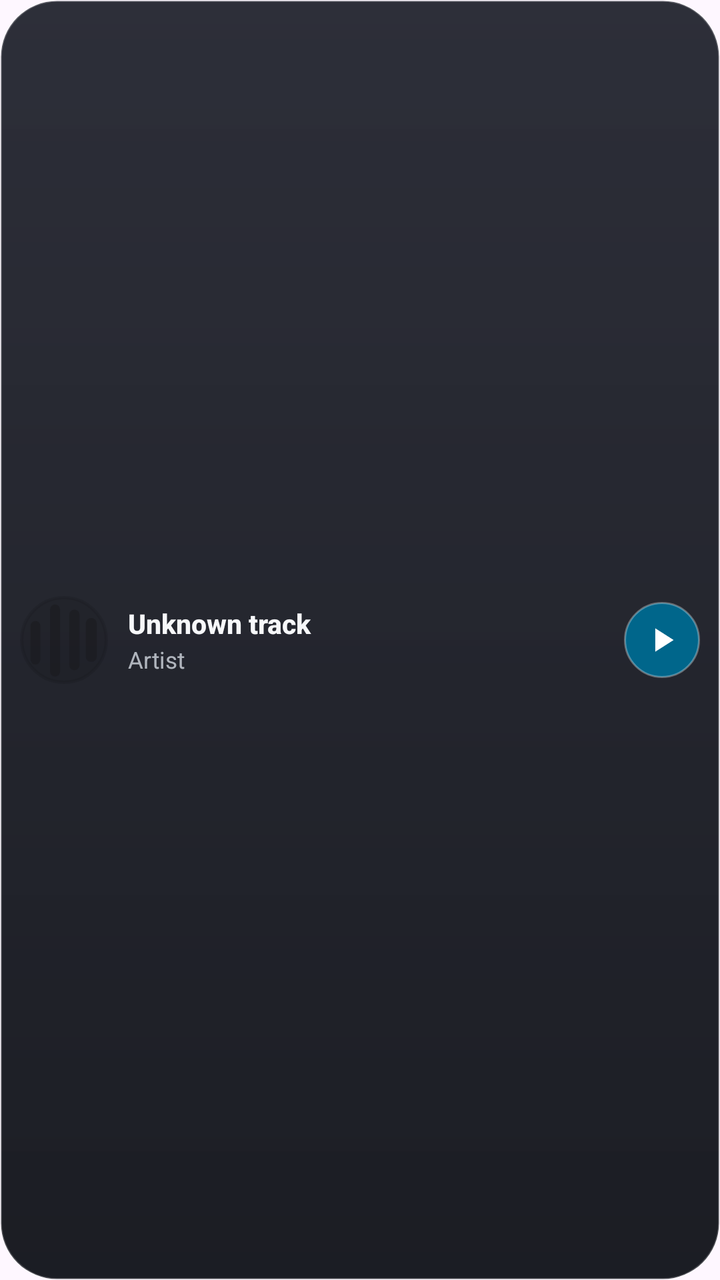
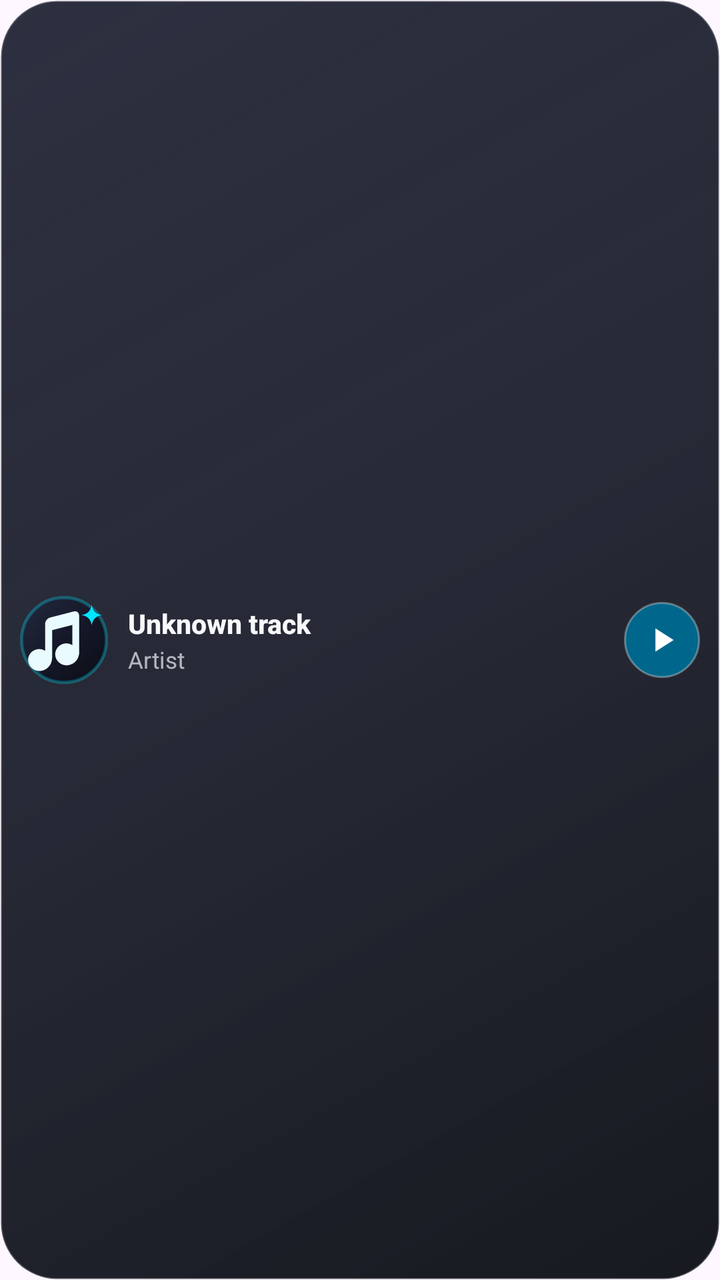

The first picture is an Android layout as it rendered before a commit; the second is the same layout after the commit. The layout source and the unified diff follow.
<!-- AndroidManifest.xml: application theme Theme.NeonSong.Splash -->
<!-- res/layout/widget_aura_compact.xml -->
<?xml version="1.0" encoding="utf-8"?>
<LinearLayout xmlns:android="http://schemas.android.com/apk/res/android"
    android:id="@+id/widget_root"
    android:layout_width="match_parent"
    android:layout_height="match_parent"
    android:background="@drawable/widget_aura_background"
    android:clipToOutline="true"
    android:gravity="center_vertical"
    android:orientation="horizontal"
    android:paddingStart="10dp"
    android:paddingTop="6dp"
    android:paddingEnd="10dp"
    android:paddingBottom="6dp">

    
    <LinearLayout
        android:id="@+id/widget_empty_group"
        android:layout_width="match_parent"
        android:layout_height="wrap_content"
        android:gravity="center_vertical"
        android:orientation="horizontal"
        android:visibility="gone">

        <ImageView
            android:id="@+id/widget_empty_icon"
            android:layout_width="40dp"
            android:layout_height="40dp"
            android:contentDescription="@null"
            android:src="@drawable/widget_art_placeholder" />

        <LinearLayout
            android:layout_width="0dp"
            android:layout_height="wrap_content"
            android:layout_marginStart="10dp"
            android:layout_weight="1"
            android:orientation="vertical">

            <TextView
                android:id="@+id/widget_empty_title"
                android:layout_width="match_parent"
                android:layout_height="wrap_content"
                android:ellipsize="end"
                android:fontFamily="sans-serif-medium"
                android:maxLines="1"
                android:text="@string/widget_aura_name"
                android:textColor="#FFF7F8FA"
                android:textSize="13.5sp"
                android:textStyle="bold" />

            <TextView
                android:id="@+id/widget_empty_sub"
                android:layout_width="match_parent"
                android:layout_height="wrap_content"
                android:ellipsize="end"
                android:fontFamily="sans-serif"
                android:maxLines="1"
                android:text="@string/widget_aura_idle"
                android:textColor="#B0EAEFF5"
                android:textSize="11.5sp" />
        </LinearLayout>
    </LinearLayout>

    
    <LinearLayout
        android:id="@+id/widget_content_group"
        android:layout_width="match_parent"
        android:layout_height="wrap_content"
        android:gravity="center_vertical"
        android:orientation="horizontal">

        <ImageView
            android:id="@+id/widget_art"
            android:layout_width="44dp"
            android:layout_height="44dp"
            android:contentDescription="@null"
            android:scaleType="centerCrop"
            android:src="@drawable/widget_art_placeholder" />

        <LinearLayout
            android:layout_width="0dp"
            android:layout_height="wrap_content"
            android:layout_marginStart="10dp"
            android:layout_marginEnd="8dp"
            android:layout_weight="1"
            android:gravity="center_vertical"
            android:orientation="vertical">

            <TextView
                android:id="@+id/widget_title"
                android:layout_width="match_parent"
                android:layout_height="wrap_content"
                android:ellipsize="end"
                android:fontFamily="sans-serif-medium"
                android:maxLines="1"
                android:text="Unknown track"
                android:textColor="#FFF7F8FA"
                android:textSize="13.5sp"
                android:textStyle="bold" />

            <TextView
                android:id="@+id/widget_artist"
                android:layout_width="match_parent"
                android:layout_height="wrap_content"
                android:layout_marginTop="1dp"
                android:ellipsize="end"
                android:fontFamily="sans-serif"
                android:maxLines="1"
                android:text="Artist"
                android:textColor="#B8E8EDF5"
                android:textSize="11.5sp" />
        </LinearLayout>

        <FrameLayout
            android:id="@+id/widget_play_pause_container"
            android:layout_width="38dp"
            android:layout_height="38dp"
            android:background="@drawable/widget_aura_circle_play">

            <ImageButton
                android:id="@+id/widget_btn_play_pause"
                android:layout_width="match_parent"
                android:layout_height="match_parent"
                android:background="@android:color/transparent"
                android:contentDescription="@string/widget_play_pause"
                android:padding="9dp"
                android:scaleType="fitCenter"
                android:src="@drawable/ic_widget_play" />
        </FrameLayout>
    </LinearLayout>
</LinearLayout>
<!-- resources referenced by this layout -->
<resources>
  <!-- drawable ic_widget_play (drawable) -->
  <vector xmlns:android="http://schemas.android.com/apk/res/android"
      android:width="24dp"
      android:height="24dp"
      android:viewportWidth="24"
      android:viewportHeight="24">
      <path
          android:fillColor="#FFFFFFFF"
          android:pathData="M8,5v14l11,-7z" />
  </vector>
  <!-- drawable widget_art_placeholder (drawable) -->
  <?xml version="1.0" encoding="utf-8"?>
  <layer-list xmlns:android="http://schemas.android.com/apk/res/android">
      <item>
          <shape android:shape="rectangle">
              <corners android:radius="14dp" />
              <solid android:color="@color/widget_surface_variant" />
              <stroke
                  android:width="1dp"
                  android:color="@color/widget_hairline" />
          </shape>
      </item>
      <item
          android:width="26dp"
          android:height="26dp"
          android:gravity="center"
          android:drawable="@drawable/ic_widget_logo_mark" />
  </layer-list>
  <!-- drawable widget_aura_background (drawable) -->
  <?xml version="1.0" encoding="utf-8"?>
  <shape xmlns:android="http://schemas.android.com/apk/res/android"
      android:shape="rectangle">
      <corners android:radius="26dp" />
      <gradient
          android:angle="270"
          android:startColor="#EB1B1D28"
          android:endColor="#F00D0F16"
          android:type="linear" />
      <stroke
          android:width="1dp"
          android:color="#30FFFFFF" />
  </shape>
  <!-- drawable widget_aura_circle_play (drawable) -->
  <?xml version="1.0" encoding="utf-8"?>
  <shape xmlns:android="http://schemas.android.com/apk/res/android"
      android:shape="oval">
      <solid android:color="@color/widget_primary" />
      <stroke
          android:width="1dp"
          android:color="#52FFFFFF" />
  </shape>
  <string name="widget_aura_idle">Tap to open Neon Song</string>
  <string name="widget_aura_name">Neon Song Aura Glass</string>
  <string name="widget_play_pause">Play or pause</string>
  <color name="widget_surface_variant">#14000000</color>
  <color name="widget_hairline">#1A000000</color>
  <!-- drawable ic_widget_logo_mark (drawable) -->
  <vector xmlns:android="http://schemas.android.com/apk/res/android"
      android:width="24dp"
      android:height="24dp"
      android:viewportWidth="108"
      android:viewportHeight="108">
      <path
          android:fillColor="@color/widget_on_surface_variant"
          android:pathData="M12.92,36.47 A5.99,5.99 0 0 1 24.89,36.47 L24.89,78.39 A5.99,5.99 0 0 1 12.92,78.39 Z" />
      <path
          android:fillColor="@color/widget_on_surface_variant"
          android:pathData="M36.86,16.58 A6.14,6.14 0 0 1 49.15,16.58 L49.15,92.58 A6.14,6.14 0 0 1 36.86,92.58 Z" />
      <path
          android:fillColor="@color/widget_on_surface_variant"
          android:pathData="M60.54,23.12 A6.25,6.25 0 0 1 73.04,23.12 L73.04,84.82 A6.25,6.25 0 0 1 60.54,84.82 Z" />
      <path
          android:fillColor="@color/widget_on_surface_variant"
          android:pathData="M80.74,33.72 A6.72,6.72 0 0 1 94.18,33.72 L94.18,74.17 A6.72,6.72 0 0 1 80.74,74.17 Z" />
  </vector>
  <color name="widget_primary">#FF00E5FF</color>
  <color name="splash_background">#FF100F0F</color>
  <!-- drawable neon_song_splash_art (drawable) -->
  <?xml version="1.0" encoding="utf-8"?>
  <bitmap xmlns:android="http://schemas.android.com/apk/res/android"
      android:src="@drawable/beru_icon_3d"
      android:gravity="fill" />
  <color name="widget_on_surface_variant">#8A1A1A1E</color>
  <!-- unchanged entries left out for length: 4 -->
</resources>

<!-- the commit's change to res/layout/widget_aura_compact.xml (unified diff, before → after) -->
@@ -23,9 +23,10 @@
 
         <ImageView
             android:id="@+id/widget_empty_icon"
-            android:layout_width="40dp"
-            android:layout_height="40dp"
+            android:layout_width="44dp"
+            android:layout_height="44dp"
             android:contentDescription="@null"
+            android:scaleType="centerCrop"
             android:src="@drawable/widget_art_placeholder" />
 
         <LinearLayout
<!-- resource entries referenced after the edit -->
@@ -15,16 +15,21 @@
   <layer-list xmlns:android="http://schemas.android.com/apk/res/android">
       <item>
           <shape android:shape="rectangle">
-              <corners android:radius="14dp" />
-              <solid android:color="@color/widget_surface_variant" />
+              <corners android:radius="18dp" />
+              <gradient
+                  android:angle="315"
+                  android:startColor="#FF252A3F"
+                  android:centerColor="#FF151828"
+                  android:endColor="#FF0B0D16"
+                  android:type="linear" />
               <stroke
                   android:width="1dp"
-                  android:color="@color/widget_hairline" />
+                  android:color="#4D00E5FF" />
           </shape>
       </item>
       <item
-          android:width="26dp"
-          android:height="26dp"
+          android:width="28dp"
+          android:height="28dp"
           android:gravity="center"
           android:drawable="@drawable/ic_widget_logo_mark" />
   </layer-list>
@@ -34,13 +39,14 @@
       android:shape="rectangle">
       <corners android:radius="26dp" />
       <gradient
-          android:angle="270"
-          android:startColor="#EB1B1D28"
-          android:endColor="#F00D0F16"
+          android:angle="315"
+          android:startColor="#F0202334"
+          android:centerColor="#EB141724"
+          android:endColor="#F20B0D14"
           android:type="linear" />
       <stroke
-          android:width="1dp"
-          android:color="#30FFFFFF" />
+          android:width="1.1dp"
+          android:color="#38FFFFFF" />
   </shape>
   <!-- drawable widget_aura_circle_play (drawable) -->
   <?xml version="1.0" encoding="utf-8"?>
@@ -51,29 +57,23 @@
           android:width="1dp"
           android:color="#52FFFFFF" />
   </shape>
-  <string name="widget_aura_idle">Tap to open Neon Song</string>
+  <string name="widget_aura_idle">Tap to play • Ready for Hi-Res audio</string>
   <string name="widget_aura_name">Neon Song Aura Glass</string>
   <string name="widget_play_pause">Play or pause</string>
-  <color name="widget_surface_variant">#14000000</color>
-  <color name="widget_hairline">#1A000000</color>
   <!-- drawable ic_widget_logo_mark (drawable) -->
+  <?xml version="1.0" encoding="utf-8"?>
   <vector xmlns:android="http://schemas.android.com/apk/res/android"
-      android:width="24dp"
-      android:height="24dp"
-      android:viewportWidth="108"
-      android:viewportHeight="108">
+      android:width="28dp"
+      android:height="28dp"
+      android:viewportWidth="24"
+      android:viewportHeight="24">
+      
       <path
-          android:fillColor="@color/widget_on_surface_variant"
-          android:pathData="M12.92,36.47 A5.99,5.99 0 0 1 24.89,36.47 L24.89,78.39 A5.99,5.99 0 0 1 12.92,78.39 Z" />
+          android:fillColor="#FFEAFBFF"
+          android:pathData="M14.7,4.2 L8.3,5.85 C7.45,6.06 6.85,6.82 6.85,7.7 L6.85,14.95 C6.25,14.55 5.5,14.38 4.7,14.52 C3.02,14.82 1.92,16.4 2.26,18.02 C2.6,19.65 4.2,20.72 5.88,20.4 C7.58,20.08 8.75,18.62 8.75,16.88 L8.75,9.32 L14.25,7.9 L14.25,13.4 C13.65,13.0 12.9,12.83 12.1,12.97 C10.42,13.27 9.32,14.85 9.66,16.47 C10.0,18.1 11.6,19.17 13.28,18.85 C14.98,18.53 16.15,17.07 16.15,15.33 L16.15,5.55 C16.15,4.55 15.52,4.0 14.7,4.2 Z" />
       <path
-          android:fillColor="@color/widget_on_surface_variant"
-          android:pathData="M36.86,16.58 A6.14,6.14 0 0 1 49.15,16.58 L49.15,92.58 A6.14,6.14 0 0 1 36.86,92.58 Z" />
-      <path
-          android:fillColor="@color/widget_on_surface_variant"
-          android:pathData="M60.54,23.12 A6.25,6.25 0 0 1 73.04,23.12 L73.04,84.82 A6.25,6.25 0 0 1 60.54,84.82 Z" />
-      <path
-          android:fillColor="@color/widget_on_surface_variant"
-          android:pathData="M80.74,33.72 A6.72,6.72 0 0 1 94.18,33.72 L94.18,74.17 A6.72,6.72 0 0 1 80.74,74.17 Z" />
+          android:fillColor="#FF00E5FF"
+          android:pathData="M19.55,2.4 Q19.9,4.85 22.35,5.2 Q19.9,5.55 19.55,8.0 Q19.2,5.55 16.75,5.2 Q19.2,4.85 19.55,2.4 Z" />
   </vector>
   <color name="widget_primary">#FF00E5FF</color>
   <color name="splash_background">#FF100F0F</color>
@@ -82,7 +82,6 @@
   <bitmap xmlns:android="http://schemas.android.com/apk/res/android"
       android:src="@drawable/beru_icon_3d"
       android:gravity="fill" />
-  <color name="widget_on_surface_variant">#8A1A1A1E</color>
   <!-- unchanged entries left out for length: 4 -->
 </resources>
 
